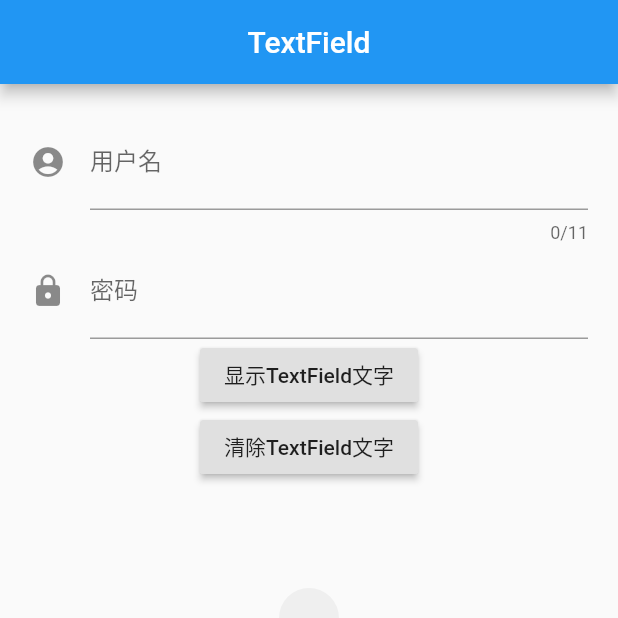
After one commit to niezhiyang/flutter_study, a Flutter app: the screen it shows after launch, after a tap on "显示TextField文字", on a phone screen of 412 x 824 dp, the top half of it. The commit adds this screen. Run offline on Flutter 3.47's test engine with Material 2 defaults, Android fonts, the phone set to English and light mode, and no system bars; our stand-ins replace fluttertoast.

Commit message:
TextField

```diff
--- /dev/null
+++ b/lib/demo/TextFieldDemo.dart
@@ -0,0 +1,141 @@
+import 'package:flutter/material.dart';
+import 'package:flutter/services.dart';
+import 'package:fluttertoast/fluttertoast.dart';
+
+class TextFieldDemo extends StatefulWidget {
+  @override
+  State<StatefulWidget> createState() {
+    return TextFieldStateDemo();
+  }
+}
+
+class TextFieldStateDemo extends State {
+  TextEditingController _controller;
+
+  @override
+  void initState() {
+    super.initState();
+    _controller = TextEditingController();
+  }
+
+  @override
+  Widget build(BuildContext context) {
+    _pressed() {
+      Fluttertoast.showToast(
+          msg: _controller.text,
+          toastLength: Toast.LENGTH_SHORT,
+          gravity: ToastGravity.CENTER,
+          timeInSecForIos: 1,
+          textColor: Colors.white);
+      print(_controller.text);
+    }
+
+    _clear() {
+      _controller.clear();
+    }
+
+    // TODO: implement build
+    return Scaffold(
+      appBar: AppBar(
+        title: Text("TextField"),
+        centerTitle: true,
+      ),
+      body: Padding(
+        padding: EdgeInsets.all(20),
+        child: Column(
+          crossAxisAlignment: CrossAxisAlignment.center,
+          children: <Widget>[
+            TextField(
+                //控制器，可以拿到 TextFiled 的文本和清除文本框内容。如果用户没有设置此属性，TextField 自动会设置个默认的
+                controller: _controller,
+                // keyboardType 当获取焦点，打开软键盘的时候优先打开的类型
+                keyboardType: TextInputType.number,
+                // 软键盘里面显示的样式（软键盘的功能键），比如 TextInputAction.go（开始） TextInputAction.search（搜索）TextInputAction.next（下一步）
+                textInputAction: TextInputAction.next,
+                // 输入文本的样式，与 lableText hitetext 无关
+                style: TextStyle(color: Colors.red),
+                // 文本对齐方式
+                textAlign: TextAlign.start,
+                //是否自动获取焦点，，默认是false
+                autofocus: false,
+                // 是否以密码格式为输入
+//                obscureText: true,
+                //是否自动更正
+                autocorrect: true,
+                // 是说文本框的大小是 几个文本的高度，文本框高度固定的
+                maxLines: 1,
+                // 限制文本最大长度。同时右下角会出现 当前长度和最大长度 ，比如手机号11位
+                maxLength: 11,
+                // 限制文本maxLength是否失效。但是还是会出现右下角会出现 当前长度和最大长度
+//                maxLengthEnforced: false,
+                // 文本变化之后的回调 方法参数是 String
+//                onChanged: (String textAfterChanged) {
+//                  Fluttertoast.showToast(
+//                    msg: textAfterChanged,
+//                  );
+//                },
+
+                // 当点击软键盘里面的（软键盘的功能键） 下一步 或者 搜索 或者 开始 等等的时候  参数是 String 也就是 TextField 的文本
+                onSubmitted: (String s) {
+                  Fluttertoast.showToast(
+                    msg: s,
+                  );
+                },
+                // 当点击软键盘里面的（软键盘的功能键） 下一步 或者 搜索 或者 开始 等等的时候
+                // 当 onSubmitted 和 onEditingComplete 同时出现的时候 onEditingComplete属性被忽略 不起作用
+                onEditingComplete: () {
+                  Fluttertoast.showToast(
+                    msg: "输入完毕",
+                  );
+                },
+                // 限制文本输入的类型 总共有两种 正则表达式
+                // WhitelistingTextInputFormatter （白名单） 只能输入 以下内容
+                // BlacklistingTextInputFormatter （黑名单） 除了 以下内容 全部都能输入
+                //上面两个属于 package:flutter/services.dart 别忘了导包
+                inputFormatters: [
+                  WhitelistingTextInputFormatter(RegExp("[1234567890]"))
+                ],
+                // 是否禁用
+                enabled: true,
+                // 光标的宽度  默认是 2.0
+//                cursorWidth: 20,
+                // 光标的圆角 此属性 要把 cursorWidth 设置大一点才能看出来
+//                cursorRadius: Radius.circular(20),
+                // 光标的颜色
+                cursorColor: Colors.blue,
+//                keyboardAppearance: Brightness.dark,
+                // 文本框点击事件
+                onTap: () {
+//                  Fluttertoast.showToast(
+//                    msg: "点击我了",
+//                  );
+                },
+                decoration: InputDecoration(
+                  icon: Icon(Icons.account_circle),
+//                  fillColor: Colors.red,
+//                  // 填充的颜色
+//                  filled: true,
+                  // 是否有填充颜色  默认是false
+                  labelText: "用户名",
+                  hintText: "请输入用户名",
+                )),
+            TextField(
+                decoration: InputDecoration(
+              icon: Icon(Icons.lock),
+              labelText: "密码",
+              hintText: "请输入密码",
+            )),
+            RaisedButton(
+              onPressed: _pressed,
+              child: Text("显示TextField文字"),
+            ),
+            RaisedButton(
+              onPressed: _clear,
+              child: Text("清除TextField文字"),
+            )
+          ],
+        ),
+      ),
+    );
+  }
+}
--- a/lib/main.dart
+++ b/lib/main.dart
@@ -4,7 +4,7 @@ import './demo/ScaffoldStateDemo.dart';
 import './demo/BarDemo.dart';
 import './demo/SliverAppBarDemo.dart';
 import './demo/TextDemo.dart';
-
+import './demo/TextFieldDemo.dart';
 void main() => runApp(MyApp());
 
 class MyApp extends StatelessWidget {
@@ -12,13 +12,12 @@ class MyApp extends StatelessWidget {
   @override
   Widget build(BuildContext context) {
     return MaterialApp(
-
       title: 'Flutter Demo',
       theme: ThemeData(
         primarySwatch: Colors.blue,
       ),
 //      home: TextDemo(),
-      home: TextRichDemo(),
+      home: TextFieldDemo(),
     );
   }
 }
--- a/pubspec.yaml
+++ b/pubspec.yaml
@@ -22,7 +22,7 @@ dependencies:
   # The following adds the Cupertino Icons font to your application.
   # Use with the CupertinoIcons class for iOS style icons.
   cupertino_icons: ^0.1.2
-
+  fluttertoast: ^3.0.4
 dev_dependencies:
   flutter_test:
     sdk: flutter
```
Also changed, not shown: pubspec.lock, 2 other files.
